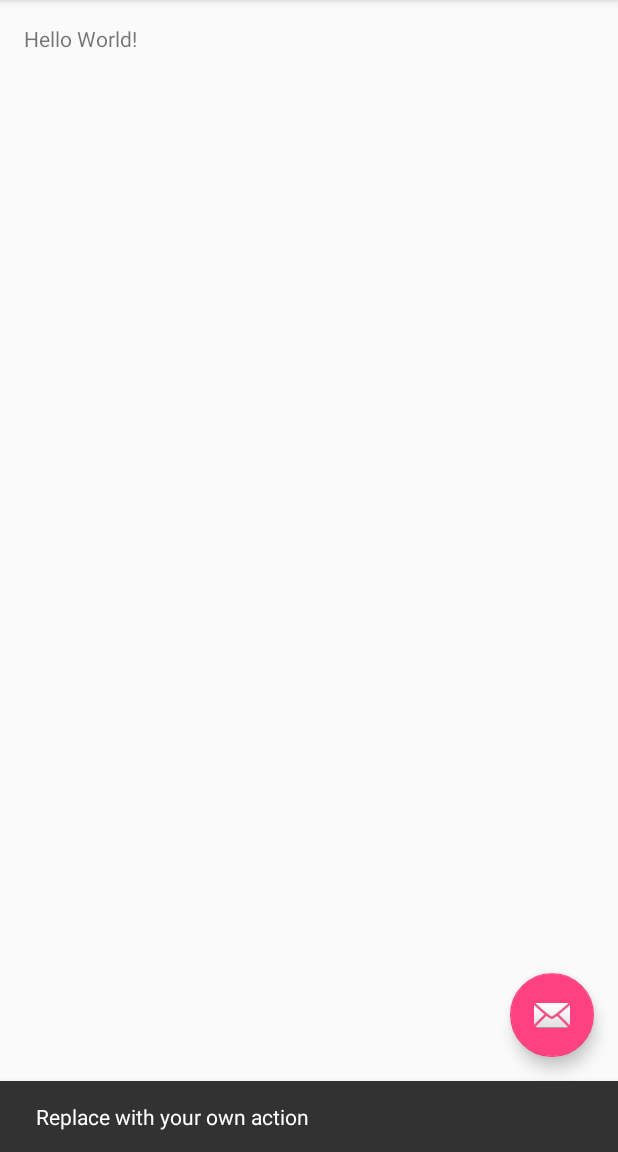
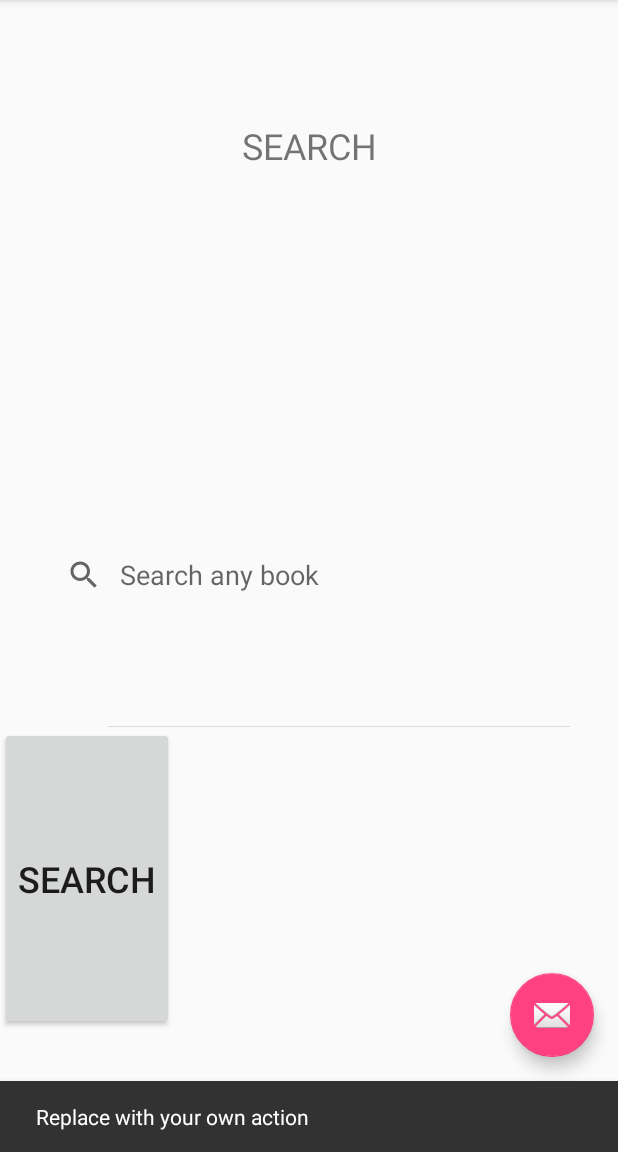
Before and after one commit to GoodDeeds/BookbayApp, an Android app: the screen it shows after launch (MainActivity), after a tap on an icon or button, on a phone screen of 412 x 824 dp, the part 84-1236 px from its top. Run offline under Robolectric (Android 15) with nearby library versions, the phone set to English and light mode, and no system bars.

Commit message:
first page xml

```diff
--- a/app/src/main/java/in/co/iith/lib/bookbay/MainActivity.java
+++ b/app/src/main/java/in/co/iith/lib/bookbay/MainActivity.java
@@ -1,5 +1,6 @@
 package in.co.iith.lib.bookbay;
 
+import android.content.Intent;
 import android.os.Bundle;
 import android.support.design.widget.FloatingActionButton;
 import android.support.design.widget.Snackbar;
@@ -8,6 +9,7 @@ import android.support.v7.widget.Toolbar;
 import android.view.View;
 import android.view.Menu;
 import android.view.MenuItem;
+import android.widget.SearchView;
 
 public class MainActivity extends AppCompatActivity {
 
@@ -49,4 +51,9 @@ public class MainActivity extends AppCompatActivity {
 
         return super.onOptionsItemSelected(item);
     }
+    public void displaySearchResults(View view) {
+        Intent intent = new Intent(this, BookDisplay.java.class);
+        SearchView searchBox = (SearchView) findViewById(R.id.search_view);
+
+    }
 }
--- a/app/src/main/res/layout/content_main.xml
+++ b/app/src/main/res/layout/content_main.xml
@@ -4,16 +4,59 @@
     xmlns:tools="http://schemas.android.com/tools"
     android:layout_width="match_parent"
     android:layout_height="match_parent"
-    android:paddingBottom="@dimen/activity_vertical_margin"
-    android:paddingLeft="@dimen/activity_horizontal_margin"
-    android:paddingRight="@dimen/activity_horizontal_margin"
-    android:paddingTop="@dimen/activity_vertical_margin"
     app:layout_behavior="@string/appbar_scrolling_view_behavior"
     tools:context="in.co.iith.lib.bookbay.MainActivity"
     tools:showIn="@layout/activity_main">
 
-    <TextView
-        android:layout_width="wrap_content"
-        android:layout_height="wrap_content"
-        android:text="Hello World!" />
+    <!--<ImageView-->
+        <!--android:layout_width="match_parent"-->
+        <!--android:layout_height="match_parent"-->
+        <!--android:src="@drawable/banner1"-->
+        <!--android:scaleType="centerCrop"/>-->
+    <LinearLayout
+        android:layout_width="match_parent"
+        android:layout_height="match_parent"
+        android:orientation="vertical">
+        <TextView
+            android:layout_width="match_parent"
+            android:layout_height="0dp"
+            android:layout_weight="0.4"
+            android:background="@android:color/transparent"/>
+
+        <TextView
+            android:layout_width="match_parent"
+            android:layout_height="0dp"
+            android:layout_weight="1"
+            android:text="Search"
+            android:textAllCaps="true"
+            android:textSize="24sp"
+            android:gravity="center_horizontal"/>
+            <!--android:textColor="#FFF111"-->
+
+        <SearchView
+            android:id="@+id/search_view"
+            android:layout_width="match_parent"
+            android:layout_height="0dp"
+            android:layout_weight="1"
+            android:layout_marginLeft="24dp"
+            android:layout_marginRight="24dp"
+            android:iconifiedByDefault="false"
+            android:queryHint="Search any book"/>
+            <!--android:background="#FFFFFF"-->
+        <Button
+
+            android:layout_width="wrap_content"
+            android:layout_height="0dp"
+            android:layout_weight="1"
+            android:textSize="24sp"
+            android:text="Search"
+            android:textAllCaps="true"
+            android:onClick="displaySearchResults"/>
+
+        <TextView
+            android:layout_width="match_parent"
+            android:layout_height="0dp"
+            android:layout_weight="0.4"
+            android:background="@android:color/transparent"/>
+    </LinearLayout>
 </RelativeLayout>
```
Also changed, not shown: app/src/main/res/drawable/banner1.jpg (added).
